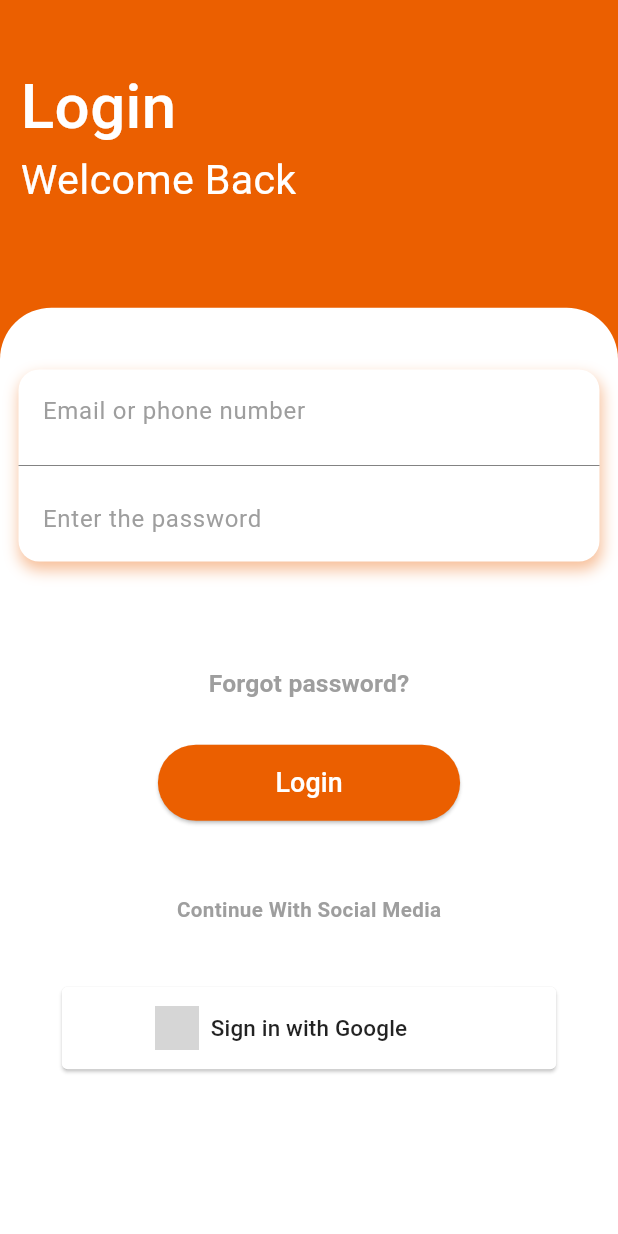
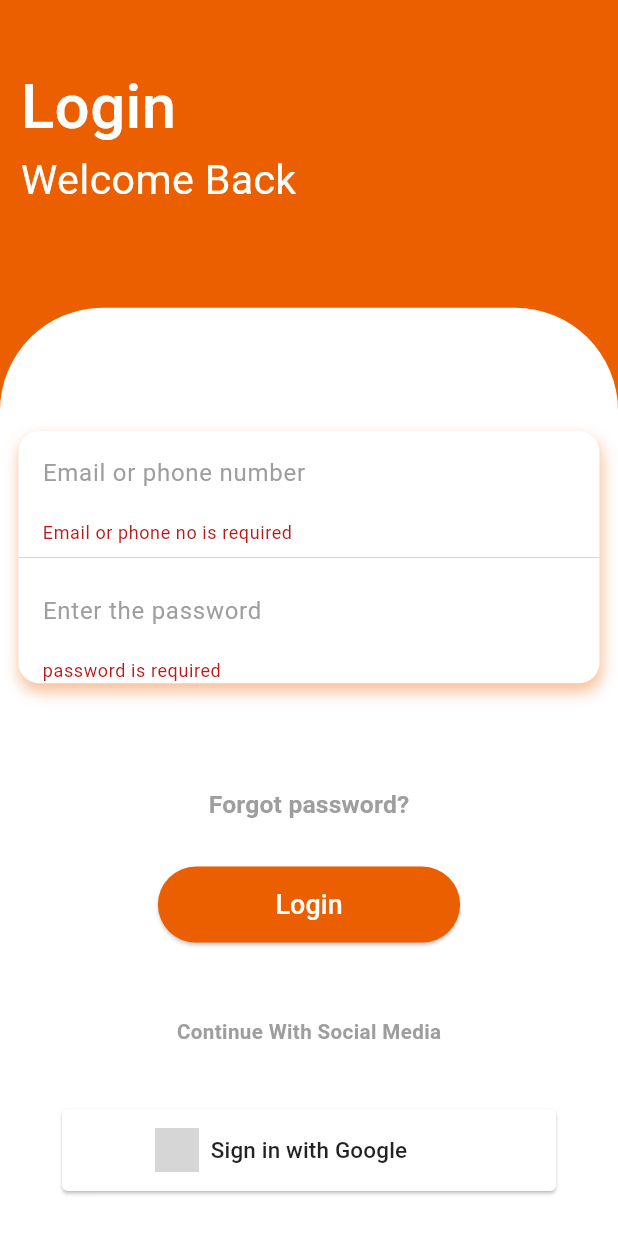
Before and after one commit to Mithiran2002/firebase_authentication, a Flutter app: the screen it shows after launch, after a tap on "Login", on a phone screen of 412 x 824 dp. Run offline on Flutter 3.47's test engine with Material 3 defaults, Android fonts, the phone set to English and light mode, and no system bars; drawn by our look-alikes of social_login_buttons; our stand-ins replace firebase_auth, firebase_core, gap, sizer; accounts and stored records are empty; grey boxes are pictures that could not be loaded.

Commit message:
i worked with firebase for username password auth

```diff
--- a/lib/views/screens/auth/login_page.dart
+++ b/lib/views/screens/auth/login_page.dart
@@ -2,7 +2,6 @@ import 'package:gap/gap.dart';
 import 'package:sizer/sizer.dart';
 import 'package:flutter/material.dart';
 import 'package:firebase_auth/firebase_auth.dart';
-import 'package:firebase_core/firebase_core.dart';
 import 'package:social_login_buttons/social_login_buttons.dart';
 import 'package:firebase_authentication/views/widgets/custom_form.dart';
 import 'package:firebase_authentication/views/widgets/custom_button.dart';
@@ -15,18 +14,17 @@ class LoginPage extends StatefulWidget {
 
 class _LoginPageState extends State<LoginPage> {
   var formKey = GlobalKey<FormState>();
+  bool isLoading = false;
   TextEditingController emailController = TextEditingController();
   TextEditingController passController = TextEditingController();
-  Future<void> authData() async {
+
+  Future<void> loginwithEmail() async {
     try {
-      UserCredential _userData = await FirebaseAuth.instance
+      UserCredential userData = await FirebaseAuth.instance
           .createUserWithEmailAndPassword(
               email: emailController.text.trim(),
               password: passController.text.trim());
-      if (_userData.credential!.accessToken!.isNotEmpty) {
-        Navigator.of(context)
-            .push(MaterialPageRoute(builder: (context) => HomeScreen()));
-      }
+      if (userData.credential!.accessToken!.isNotEmpty) {}
     } on FirebaseAuthException catch (e) {
       if (e.code == "weak-password") {
         print('The password provided is too weak.');
@@ -38,6 +36,7 @@ class _LoginPageState extends State<LoginPage> {
     }
   }
 
+  @override
   void initState() {
     super.initState();
     emailController = TextEditingController();
@@ -55,13 +54,13 @@ class _LoginPageState extends State<LoginPage> {
   Widget build(BuildContext context) {
     return SafeArea(
       child: Scaffold(
+        resizeToAvoidBottomInset: false,
         backgroundColor: const Color(0xFFeb5f00),
         body: header(),
       ),
     );
   }
 
-  @override
   Widget header() {
     return Column(
       crossAxisAlignment: CrossAxisAlignment.start,
@@ -89,13 +88,14 @@ class _LoginPageState extends State<LoginPage> {
                   color: Colors.white,
                   borderRadius: BorderRadius.only(
                       topLeft: Radius.circular(
-                        25.sp,
+                        50.sp,
                       ),
-                      topRight: Radius.circular(25.sp))),
+                      topRight: Radius.circular(50.sp))),
               child: Form(
                 key: formKey,
                 child: Column(
                   children: [
+                    Gap(5.h),
                     Padding(
                       padding:
                           EdgeInsets.symmetric(horizontal: 3.w, vertical: 5.h),
@@ -114,16 +114,26 @@ class _LoginPageState extends State<LoginPage> {
                         child: Column(
                           children: [
                             CustomForm(
-                              validator: (value) {},
+                              validator: (value) {
+                                if (value!.isEmpty) {
+                                  return "Email or phone no is required";
+                                }
+                                return null;
+                              },
                               hintText: 'Email or phone number',
                               controller: emailController,
                             ),
                             const Divider(
-                              thickness: 0.6,
+                              thickness: 0.2,
                               color: Colors.black54,
                             ),
                             CustomForm(
-                              validator: (value) {},
+                              validator: (value) {
+                                if (value!.isEmpty) {
+                                  return "password is required";
+                                }
+                                return null;
+                              },
                               hintText: 'Enter the password',
                               controller: passController,
                             ),
@@ -142,12 +152,23 @@ class _LoginPageState extends State<LoginPage> {
                               fontWeight: FontWeight.w600),
                         )),
                     Gap(2.h),
-                    CustomButton(
-                      text: "Login",
-                      ontab: () async {
-                        await authData();
-                      },
-                    ),
+                    isLoading == false
+                        ? CustomButton(
+                            text: "Login",
+                            ontab: () async {
+                              if (formKey.currentState!.validate()) {
+                                await loginwithEmail();
+                                Navigator.of(context).push(MaterialPageRoute(
+                                    builder: (context) => HomeScreen(
+                                          email: emailController.text,
+                                          password: passController.text,
+                                        )));
+                              }
+                            },
+                          )
+                        : const CircularProgressIndicator(
+                            color: Color(0xFFeb5f00),
+                          ),
                     Gap(6.h),
                     Text(
                       "Continue With Social Media",
--- a/lib/views/widgets/custom_form.dart
+++ b/lib/views/widgets/custom_form.dart
@@ -3,7 +3,7 @@ import 'package:flutter/material.dart';
 
 class CustomForm extends StatelessWidget {
   final String hintText;
-  final Function(String?)? validator;
+  final String? Function(String?)? validator;
   final TextEditingController controller;
   const CustomForm(
       {super.key,
@@ -14,7 +14,7 @@ class CustomForm extends StatelessWidget {
   @override
   Widget build(BuildContext context) {
     return TextFormField(
-      validator: (value) {},
+      validator: validator,
       controller: controller,
       decoration: InputDecoration(
           hintText: hintText,
```
Also changed, not shown: lib/views/screens/home_screen/home_screen.dart (+29 -3 lines).
